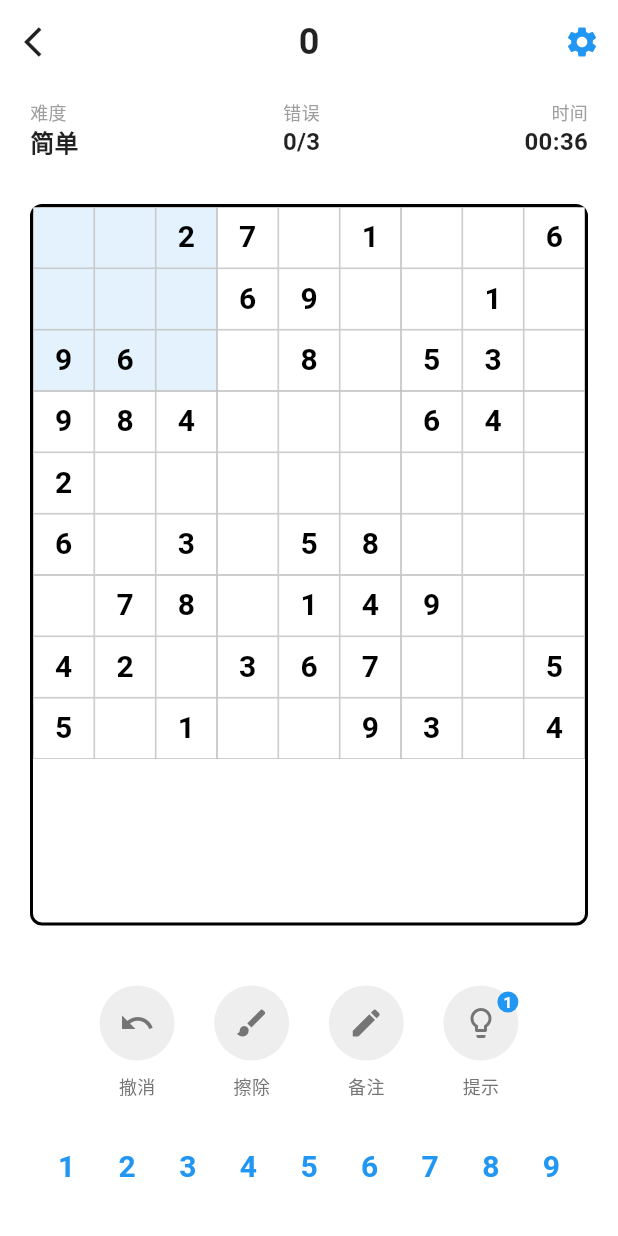
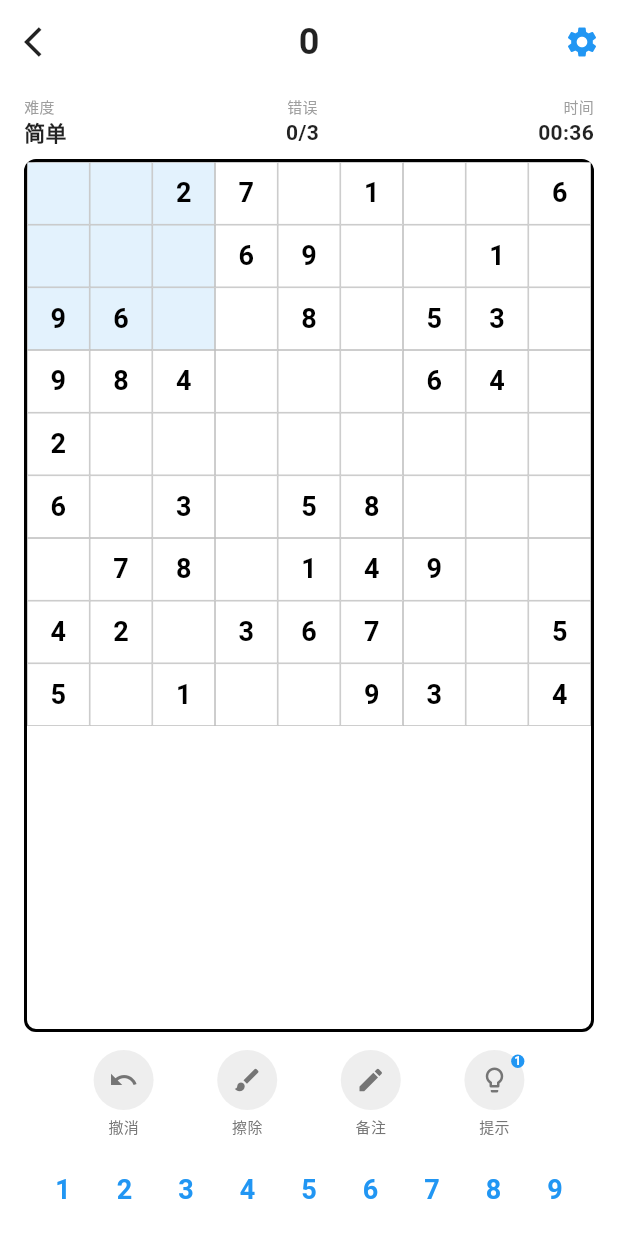
Before and after one commit to jinjiazhang/sudoku, a Flutter app: the screen it shows after launch, after a tap on "继续游戏", on a phone screen of 412 x 824 dp. Run offline on Flutter 3.47's test engine with Material 3 defaults, Android fonts, the phone set to English and light mode, and no system bars.

```diff
--- /dev/null
+++ b/lib/models/sudoku_game.dart
@@ -0,0 +1,113 @@
+class SudokuGame {
+  final List<List<int>> board;
+  final List<List<bool>> isFixed;
+  final String difficulty;
+  final int mistakes;
+  final int score;
+  final int secondsElapsed;
+  final bool isCompleted;
+  final DateTime startTime;
+
+  SudokuGame({
+    required this.board,
+    required this.isFixed,
+    required this.difficulty,
+    this.mistakes = 0,
+    this.score = 0,
+    this.secondsElapsed = 0,
+    this.isCompleted = false,
+    DateTime? startTime,
+  }) : startTime = startTime ?? DateTime.now();
+
+  SudokuGame copyWith({
+    List<List<int>>? board,
+    List<List<bool>>? isFixed,
+    String? difficulty,
+    int? mistakes,
+    int? score,
+    int? secondsElapsed,
+    bool? isCompleted,
+    DateTime? startTime,
+  }) {
+    return SudokuGame(
+      board: board ?? this.board.map((row) => row.toList()).toList(),
+      isFixed: isFixed ?? this.isFixed.map((row) => row.toList()).toList(),
+      difficulty: difficulty ?? this.difficulty,
+      mistakes: mistakes ?? this.mistakes,
+      score: score ?? this.score,
+      secondsElapsed: secondsElapsed ?? this.secondsElapsed,
+      isCompleted: isCompleted ?? this.isCompleted,
+      startTime: startTime ?? this.startTime,
+    );
+  }
+
+  Map<String, dynamic> toJson() {
+    return {
+      'board': board,
+      'isFixed': isFixed,
+      'difficulty': difficulty,
+      'mistakes': mistakes,
+      'score': score,
+      'secondsElapsed': secondsElapsed,
+      'isCompleted': isCompleted,
+      'startTime': startTime.toIso8601String(),
+    };
+  }
+
+  factory SudokuGame.fromJson(Map<String, dynamic> json) {
+    return SudokuGame(
+      board: List<List<int>>.from(
+        json['board'].map((row) => List<int>.from(row))
+      ),
+      isFixed: List<List<bool>>.from(
+        json['isFixed'].map((row) => List<bool>.from(row))
+      ),
+      difficulty: json['difficulty'],
+      mistakes: json['mistakes'] ?? 0,
+      score: json['score'] ?? 0,
+      secondsElapsed: json['secondsElapsed'] ?? 0,
+      isCompleted: json['isCompleted'] ?? false,
+      startTime: DateTime.parse(json['startTime']),
+    );
+  }
+}
+
+class SudokuCell {
+  final int row;
+  final int col;
+  final int value;
+  final bool isFixed;
+  final List<int> notes;
+
+  SudokuCell({
+    required this.row,
+    required this.col,
+    this.value = 0,
+    this.isFixed = false,
+    this.notes = const [],
+  });
+
+  SudokuCell copyWith({
+    int? value,
+    bool? isFixed,
+    List<int>? notes,
+  }) {
+    return SudokuCell(
+      row: row,
+      col: col,
+      value: value ?? this.value,
+      isFixed: isFixed ?? this.isFixed,
+      notes: notes ?? List.from(this.notes),
+    );
+  }
+}
+
+enum GameDifficulty {
+  beginner('入门'),
+  easy('简单'),
+  medium('中等'),
+  hard('困难');
+
+  const GameDifficulty(this.displayName);
+  final String displayName;
+}
--- a/lib/screens/sudoku_screen.dart
+++ b/lib/screens/sudoku_screen.dart
@@ -1,5 +1,7 @@
 import 'package:flutter/material.dart';
 import 'dart:async';
+import '../models/sudoku_game.dart';
+import '../services/sudoku_service.dart';
 
 class SudokuScreen extends StatefulWidget {
   final String difficulty;
@@ -16,89 +18,46 @@ class SudokuScreen extends StatefulWidget {
 }
 
 class _SudokuScreenState extends State<SudokuScreen> {
-  late List<List<int>> board;
-  late List<List<bool>> isFixed;
+  late SudokuGame _game;
+  late SudokuService _sudokuService;
+  late Timer _gameTimer;
+
   int selectedRow = -1;
   int selectedCol = -1;
   int selectedNumber = 0;
-  int mistakes = 0;
-  int score = 0;
-  late Timer gameTimer;
-  int secondsElapsed = 0;
   bool isNoteMode = false;
-  bool showHints = true;
 
   @override
   void initState() {
     super.initState();
+    _sudokuService = SudokuService();
     _initializeGame();
     _startTimer();
   }
 
   @override
   void dispose() {
-    gameTimer.cancel();
+    _gameTimer.cancel();
     super.dispose();
   }
 
   void _initializeGame() {
-    board = List.generate(9, (i) => List.generate(9, (j) => 0));
-    isFixed = List.generate(9, (i) => List.generate(9, (j) => false));
-
-    // 模拟一个数独棋盘（基于设计图中的布局）
-    _loadSampleBoard();
-
-    if (widget.isResuming) {
-      secondsElapsed = 35; // 模拟继续游戏的时间
-    }
-  }
-
-  void _loadSampleBoard() {
-    // 基于设计图片中的数独布局
-    List<List<int>> sampleBoard = [
-      [0, 0, 2, 7, 0, 1, 0, 0, 6],
-      [0, 0, 0, 6, 9, 0, 0, 1, 0],
-      [9, 6, 0, 0, 8, 0, 5, 3, 0],
-      [9, 8, 4, 0, 0, 0, 6, 4, 0],
-      [2, 0, 0, 0, 0, 0, 0, 0, 0],
-      [6, 0, 3, 0, 5, 8, 0, 0, 0],
-      [0, 7, 8, 0, 1, 4, 9, 0, 0],
-      [4, 2, 0, 3, 6, 7, 0, 0, 5],
-      [5, 0, 1, 0, 0, 9, 3, 0, 4],
-    ];
-
-    List<List<bool>> fixedCells = [
-      [false, false, true, true, false, true, false, false, true],
-      [false, false, false, true, true, false, false, true, false],
-      [true, true, false, false, true, false, true, true, false],
-      [true, true, true, false, false, false, true, true, false],
-      [true, false, false, false, false, false, false, false, false],
-      [true, false, true, false, true, true, false, false, false],
-      [false, true, true, false, true, true, true, false, false],
-      [true, true, false, true, true, true, false, false, true],
-      [true, false, true, false, false, true, true, false, true],
-    ];
-
-    board = sampleBoard.map((row) => row.toList()).toList();
-    isFixed = fixedCells.map((row) => row.toList()).toList();
+    _game = _sudokuService.createSampleGame(
+      widget.difficulty,
+      isResuming: widget.isResuming,
+    );
   }
 
   void _startTimer() {
-    gameTimer = Timer.periodic(const Duration(seconds: 1), (timer) {
+    _gameTimer = Timer.periodic(const Duration(seconds: 1), (timer) {
       setState(() {
-        secondsElapsed++;
+        _game = _game.copyWith(secondsElapsed: _game.secondsElapsed + 1);
       });
     });
   }
 
-  String _formatTime(int seconds) {
-    int minutes = seconds ~/ 60;
-    int remainingSeconds = seconds % 60;
-    return '${minutes.toString().padLeft(2, '0')}:${remainingSeconds.toString().padLeft(2, '0')}';
-  }
-
   void _selectCell(int row, int col) {
-    if (!isFixed[row][col]) {
+    if (!_game.isFixed[row][col]) {
       setState(() {
         selectedRow = row;
         selectedCol = col;
@@ -107,27 +66,33 @@ class _SudokuScreenState extends State<SudokuScreen> {
   }
 
   void _inputNumber(int number) {
-    if (selectedRow != -1 && selectedCol != -1 && !isFixed[selectedRow][selectedCol]) {
+    if (selectedRow != -1 && selectedCol != -1) {
       setState(() {
-        if (board[selectedRow][selectedCol] == number) {
-          board[selectedRow][selectedCol] = 0;
-        } else {
-          board[selectedRow][selectedCol] = number;
+        _game = _sudokuService.placeNumber(_game, selectedRow, selectedCol, number);
+        selectedNumber = number;
+
+        // 检查游戏是否完成
+        if (_sudokuService.isGameComplete(_game)) {
+          _gameTimer.cancel();
+          _showGameCompleteDialog();
         }
       });
     }
   }
 
   void _eraseCell() {
-    if (selectedRow != -1 && selectedCol != -1 && !isFixed[selectedRow][selectedCol]) {
+    if (selectedRow != -1 && selectedCol != -1) {
       setState(() {
-        board[selectedRow][selectedCol] = 0;
+        _game = _sudokuService.eraseCell(_game, selectedRow, selectedCol);
       });
     }
   }
 
   void _undoMove() {
     // TODO: 实现撤消功能
+    ScaffoldMessenger.of(context).showSnackBar(
+      const SnackBar(content: Text('撤消功能待实现')),
+    );
   }
 
   void _toggleNoteMode() {
@@ -137,7 +102,45 @@ class _SudokuScreenState extends State<SudokuScreen> {
   }
 
   void _showHint() {
-    // TODO: 实现提示功能
+    if (selectedRow != -1 && selectedCol != -1) {
+      final hints = _sudokuService.getHint(_game, selectedRow, selectedCol);
+      if (hints.isNotEmpty) {
+        ScaffoldMessenger.of(context).showSnackBar(
+          SnackBar(content: Text('可能的数字: ${hints.join(', ')}')),
+        );
+      } else {
+        ScaffoldMessenger.of(context).showSnackBar(
+          const SnackBar(content: Text('该位置已固定或无有效提示')),
+        );
+      }
+    } else {
+      ScaffoldMessenger.of(context).showSnackBar(
+        const SnackBar(content: Text('请先选择一个单元格')),
+      );
+    }
+  }
+
+  void _showGameCompleteDialog() {
+    showDialog(
+      context: context,
+      builder: (BuildContext context) {
+        return AlertDialog(
+          title: const Text('恭喜！'),
+          content: Text(
+            '游戏完成！\n用时: ${_sudokuService.formatTime(_game.secondsElapsed)}\n错误: ${_game.mistakes}次',
+          ),
+          actions: [
+            TextButton(
+              onPressed: () {
+                Navigator.of(context).pop();
+                Navigator.of(context).pop(); // 返回主界面
+              },
+              child: const Text('返回主页'),
+            ),
+          ],
+        );
+      },
+    );
   }
 
   @override
@@ -152,7 +155,7 @@ class _SudokuScreenState extends State<SudokuScreen> {
           onPressed: () => Navigator.pop(context),
         ),
         title: Text(
-          score.toString(),
+          _game.score.toString(),
           style: const TextStyle(
             color: Colors.black87,
             fontSize: 24,
@@ -169,11 +172,12 @@ class _SudokuScreenState extends State<SudokuScreen> {
           ),
         ],
       ),
-      body: Column(
+      body: SafeArea(
+        child: Column(
           children: [
             // 游戏信息栏
-          Padding(
-            padding: const EdgeInsets.symmetric(horizontal: 20, vertical: 10),
+            Container(
+              padding: const EdgeInsets.symmetric(horizontal: 16, vertical: 8),
               child: Row(
                 mainAxisAlignment: MainAxisAlignment.spaceBetween,
                 children: [
@@ -184,14 +188,14 @@ class _SudokuScreenState extends State<SudokuScreen> {
                         '难度',
                         style: TextStyle(
                           color: Colors.grey,
-                        fontSize: 12,
+                          fontSize: 10,
                         ),
                       ),
                       Text(
-                      widget.difficulty,
+                        _game.difficulty,
                         style: const TextStyle(
                           color: Colors.black87,
-                        fontSize: 16,
+                          fontSize: 14,
                           fontWeight: FontWeight.w600,
                         ),
                       ),
@@ -203,14 +207,14 @@ class _SudokuScreenState extends State<SudokuScreen> {
                         '错误',
                         style: TextStyle(
                           color: Colors.grey,
-                        fontSize: 12,
+                          fontSize: 10,
                         ),
                       ),
                       Text(
-                      '$mistakes/3',
+                        '${_game.mistakes}/3',
                         style: const TextStyle(
                           color: Colors.black87,
-                        fontSize: 16,
+                          fontSize: 14,
                           fontWeight: FontWeight.w600,
                         ),
                       ),
@@ -223,14 +227,14 @@ class _SudokuScreenState extends State<SudokuScreen> {
                         '时间',
                         style: TextStyle(
                           color: Colors.grey,
-                        fontSize: 12,
+                          fontSize: 10,
                         ),
                       ),
                       Text(
-                      _formatTime(secondsElapsed),
+                        _sudokuService.formatTime(_game.secondsElapsed),
                         style: const TextStyle(
                           color: Colors.black87,
-                        fontSize: 16,
+                          fontSize: 14,
                           fontWeight: FontWeight.w600,
                         ),
                       ),
@@ -240,19 +244,24 @@ class _SudokuScreenState extends State<SudokuScreen> {
               ),
             ),
 
-          // 数独网格
+            // 数独网格 - 使用 Expanded 并设置 AspectRatio
             Expanded(
+              flex: 6,
               child: Container(
-              margin: const EdgeInsets.all(20),
+                margin: const EdgeInsets.symmetric(horizontal: 16),
+                child: AspectRatio(
+                  aspectRatio: 1.0,
+                  child: Container(
                     decoration: BoxDecoration(
                       border: Border.all(color: Colors.black, width: 2),
                       borderRadius: BorderRadius.circular(8),
                     ),
                     child: GridView.builder(
-                shrinkWrap: true,
+                      padding: EdgeInsets.zero,
                       physics: const NeverScrollableScrollPhysics(),
                       gridDelegate: const SliverGridDelegateWithFixedCrossAxisCount(
                         crossAxisCount: 9,
+                        childAspectRatio: 1.0,
                       ),
                       itemCount: 81,
                       itemBuilder: (context, index) {
@@ -275,16 +284,15 @@ class _SudokuScreenState extends State<SudokuScreen> {
                                 color: Colors.grey[400]!,
                                 width: 0.5,
                               ),
-                        borderRadius: _getCellBorderRadius(row, col),
                             ),
                             child: Center(
-                        child: board[row][col] != 0
+                              child: _game.board[row][col] != 0
                                   ? Text(
-                                board[row][col].toString(),
+                                      _game.board[row][col].toString(),
                                       style: TextStyle(
-                                  fontSize: 20,
+                                        fontSize: 18,
                                         fontWeight: FontWeight.bold,
-                                  color: isFixed[row][col]
+                                        color: _game.isFixed[row][col]
                                             ? Colors.black
                                             : Colors.blue,
                                       ),
@@ -297,10 +305,12 @@ class _SudokuScreenState extends State<SudokuScreen> {
                     ),
                   ),
                 ),
+              ),
+            ),
 
             // 工具栏
             Container(
-            padding: const EdgeInsets.symmetric(horizontal: 40, vertical: 20),
+              padding: const EdgeInsets.symmetric(horizontal: 20, vertical: 12),
               child: Row(
                 mainAxisAlignment: MainAxisAlignment.spaceEvenly,
                 children: [
@@ -333,7 +343,7 @@ class _SudokuScreenState extends State<SudokuScreen> {
 
             // 数字输入键盘
             Container(
-            padding: const EdgeInsets.fromLTRB(20, 10, 20, 30),
+              padding: const EdgeInsets.fromLTRB(16, 8, 16, 16),
               child: Row(
                 mainAxisAlignment: MainAxisAlignment.spaceEvenly,
                 children: List.generate(9, (index) {
@@ -341,8 +351,8 @@ class _SudokuScreenState extends State<SudokuScreen> {
                   return GestureDetector(
                     onTap: () => _inputNumber(number),
                     child: Container(
-                    width: 32,
-                    height: 32,
+                      width: 30,
+                      height: 30,
                       decoration: BoxDecoration(
                         color: selectedNumber == number
                             ? Colors.blue
@@ -353,7 +363,7 @@ class _SudokuScreenState extends State<SudokuScreen> {
                         child: Text(
                           number.toString(),
                           style: TextStyle(
-                          fontSize: 20,
+                            fontSize: 18,
                             fontWeight: FontWeight.bold,
                             color: selectedNumber == number
                                 ? Colors.white
@@ -368,12 +378,10 @@ class _SudokuScreenState extends State<SudokuScreen> {
             ),
           ],
         ),
+      ),
     );
   }
 
-  BorderRadius _getCellBorderRadius(int row, int col) {
-    return BorderRadius.circular(0);
-  }
 
   Widget _buildToolButton({
     required IconData icon,
@@ -383,26 +391,29 @@ class _SudokuScreenState extends State<SudokuScreen> {
     String? activeText,
     int? badgeCount,
   }) {
-    return Column(
+    return GestureDetector(
+      onTap: onPressed,
+      child: Column(
+        mainAxisSize: MainAxisSize.min,
         children: [
           Stack(
             children: [
               CircleAvatar(
-              radius: 25,
+                radius: 20,
                 backgroundColor: Colors.grey[200],
                 child: isActive && activeText != null
                     ? Text(
                         activeText,
                         style: const TextStyle(
                           color: Colors.grey,
-                        fontSize: 12,
+                          fontSize: 10,
                           fontWeight: FontWeight.bold,
                         ),
                       )
                     : Icon(
                         icon,
                         color: Colors.grey[600],
-                      size: 24,
+                        size: 20,
                       ),
               ),
               if (badgeCount != null && badgeCount > 0)
@@ -410,7 +421,7 @@ class _SudokuScreenState extends State<SudokuScreen> {
                   right: 0,
                   top: 0,
                   child: Container(
-                  padding: const EdgeInsets.all(4),
+                    padding: const EdgeInsets.all(2),
                     decoration: const BoxDecoration(
                       color: Colors.blue,
                       shape: BoxShape.circle,
@@ -419,7 +430,7 @@ class _SudokuScreenState extends State<SudokuScreen> {
                       badgeCount.toString(),
                       style: const TextStyle(
                         color: Colors.white,
-                      fontSize: 10,
+                        fontSize: 8,
                         fontWeight: FontWeight.bold,
                       ),
                     ),
@@ -427,15 +438,16 @@ class _SudokuScreenState extends State<SudokuScreen> {
                 ),
             ],
           ),
-        const SizedBox(height: 8),
+          const SizedBox(height: 4),
           Text(
             label,
             style: TextStyle(
               color: Colors.grey[600],
-            fontSize: 12,
+              fontSize: 10,
             ),
           ),
         ],
+      ),
     );
   }
 }
```
Also changed, not shown: lib/services/sudoku_service.dart (added, +230 -0 lines), 2 other files. Lines whose indentation alone changed are shown as unchanged.
